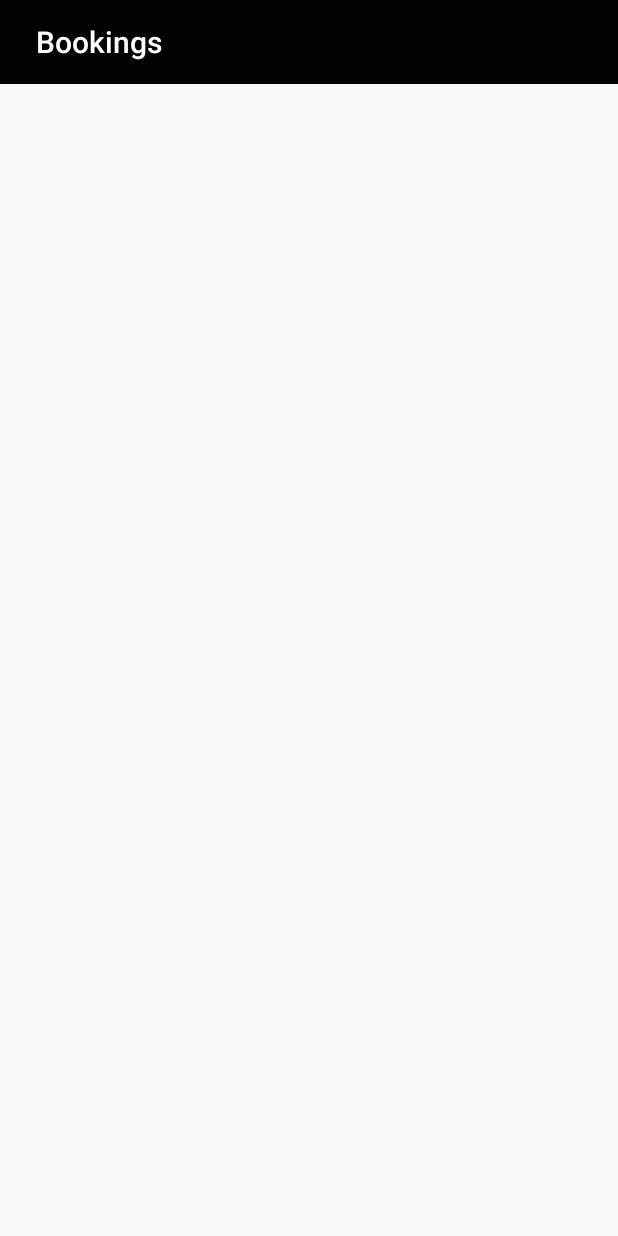
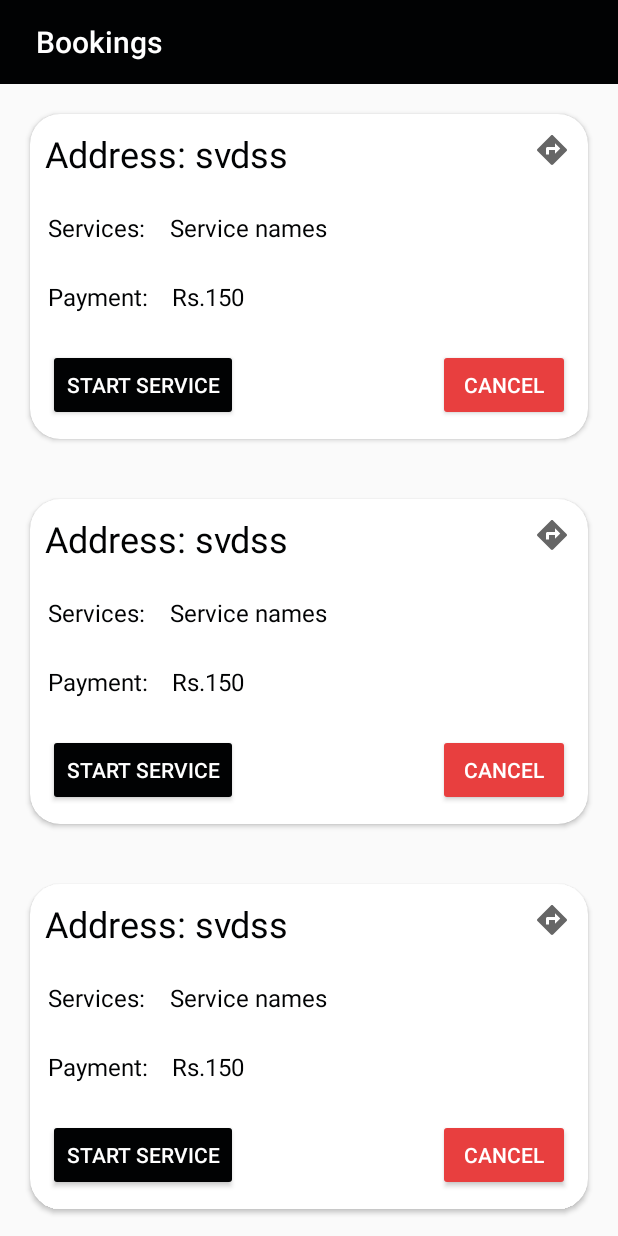
Before and after one commit to debarghya472/BarberaService-App, an Android app: the layout fragment_bookings.xml on its own in the app's theme, with its tools: preview values and no code run, on a phone screen of 412 x 824 dp. Run offline under Robolectric (Android 15) with nearby library versions, the light colour scheme and no system bars.

Commit message:
added booking item layout

```diff
--- /dev/null
+++ b/app/src/main/res/drawable/ic_direction.xml
@@ -0,0 +1,10 @@
+<vector xmlns:android="http://schemas.android.com/apk/res/android"
+    android:width="24dp"
+    android:height="24dp"
+    android:viewportWidth="24"
+    android:viewportHeight="24"
+    android:tint="?attr/colorControlNormal">
+  <path
+      android:fillColor="@android:color/white"
+      android:pathData="M21.71,11.29l-9,-9c-0.39,-0.39 -1.02,-0.39 -1.41,0l-9,9c-0.39,0.39 -0.39,1.02 0,1.41l9,9c0.39,0.39 1.02,0.39 1.41,0l9,-9c0.39,-0.38 0.39,-1.01 0,-1.41zM14,14.5V12h-4v3H8v-4c0,-0.55 0.45,-1 1,-1h5V7.5l3.5,3.5 -3.5,3.5z"/>
+</vector>
--- /dev/null
+++ b/app/src/main/res/layout/booking_item.xml
@@ -0,0 +1,107 @@
+<?xml version="1.0" encoding="utf-8"?>
+<androidx.cardview.widget.CardView xmlns:android="http://schemas.android.com/apk/res/android"
+
+		android:layout_height="wrap_content"
+		android:layout_width="match_parent"
+		xmlns:app="http://schemas.android.com/apk/res-auto"
+		android:layout_margin="20sp"
+		app:cardCornerRadius="20dp">
+	<RelativeLayout
+			android:layout_width="wrap_content"
+			android:layout_height="wrap_content">
+
+		<TextView
+				android:id="@+id/add"
+				android:padding="10dp"
+				android:layout_marginRight="50dp"
+				android:layout_width="wrap_content"
+				android:layout_height="wrap_content"
+				android:text="Address: svdss"
+				android:textColor="@color/colorAccent"
+				android:textSize="24dp"/>
+
+		<ImageView
+				android:padding="12dp"
+				android:layout_width="wrap_content"
+				android:layout_height="wrap_content"
+				android:src="@drawable/ic_direction"
+				android:layout_alignParentRight="true"/>
+
+		<LinearLayout
+				android:id="@+id/linear"
+				android:layout_below="@id/add"
+				android:layout_width="match_parent"
+				android:layout_height="wrap_content"
+				>
+			<TextView
+					android:padding="12dp"
+					android:layout_width="wrap_content"
+					android:layout_height="wrap_content"
+					android:text="Services: "
+					android:textColor="@color/colorAccent"
+					android:textSize="16dp"/>
+			<TextView
+					android:layout_width="wrap_content"
+					android:layout_height="wrap_content"
+					android:text="Service names"
+					android:textColor="@color/colorAccent"
+					android:textSize="16dp"/>
+		</LinearLayout>
+		<LinearLayout
+				android:id="@+id/amout"
+				android:layout_below="@id/linear"
+				android:layout_width="match_parent"
+				android:layout_height="wrap_content"
+				>
+			<TextView
+					android:padding="12dp"
+					android:layout_width="wrap_content"
+					android:layout_height="wrap_content"
+					android:text="Payment: "
+					android:textColor="@color/colorAccent"
+					android:textSize="16dp"/>
+			<TextView
+					android:layout_width="wrap_content"
+					android:layout_height="wrap_content"
+					android:text="Rs.150"
+					android:textColor="@color/colorAccent"
+					android:textSize="16dp"/>
+		</LinearLayout>
+		<Button
+				android:layout_margin="12dp"
+				android:id="@+id/btn"
+				android:layout_width="wrap_content"
+				android:layout_height="wrap_content"
+				android:layout_below="@id/amout"
+				android:text="Start Service"
+				android:backgroundTint="@color/colorAccent"
+				android:textColor="@color/white"/>
+		<Button
+				android:visibility="invisible"
+				android:layout_margin="12dp"
+				android:layout_below="@id/amout"
+				android:layout_width="wrap_content"
+				android:layout_height="wrap_content"
+				android:layout_alignParentRight="true"
+				android:text="End Service"
+				android:backgroundTint="@color/colorAccent"
+				android:textColor="@color/white"/>
+
+		<Button
+				android:layout_marginRight="12dp"
+				android:layout_marginBottom="12dp"
+				android:layout_marginTop="12dp"
+				android:layout_width="wrap_content"
+				android:layout_height="wrap_content"
+				android:layout_alignParentRight="true"
+
+				android:layout_below="@id/amout"
+			    android:backgroundTint="@color/CancellationColor"
+			android:text="Cancel"
+			android:textColor="@color/white"
+				android:gravity="center"/>
+
+	</RelativeLayout>
+
+
+</androidx.cardview.widget.CardView>
--- a/app/src/main/res/layout/fragment_bookings.xml
+++ b/app/src/main/res/layout/fragment_bookings.xml
@@ -2,9 +2,11 @@
 <RelativeLayout xmlns:android="http://schemas.android.com/apk/res/android"
 		android:layout_width="match_parent"
 		android:layout_height="match_parent"
-		xmlns:app="http://schemas.android.com/apk/res-auto">
+		xmlns:app="http://schemas.android.com/apk/res-auto"
+		xmlns:tools="http://schemas.android.com/tools">
 
 	<androidx.appcompat.widget.Toolbar
+			android:id="@+id/tool"
 			android:layout_width="match_parent"
 			android:layout_height="wrap_content"
 			android:minHeight="?attr/actionBarSize"
@@ -13,4 +15,12 @@
 			app:titleMarginStart="24dp"
 			app:title="Bookings"/>
 
+	<androidx.recyclerview.widget.RecyclerView
+			android:layout_width="match_parent"
+			android:layout_height="wrap_content"
+		android:layout_below="@+id/tool"
+		tools:listitem="@layout/booking_item"/>
+
+
+
 </RelativeLayout>
```
